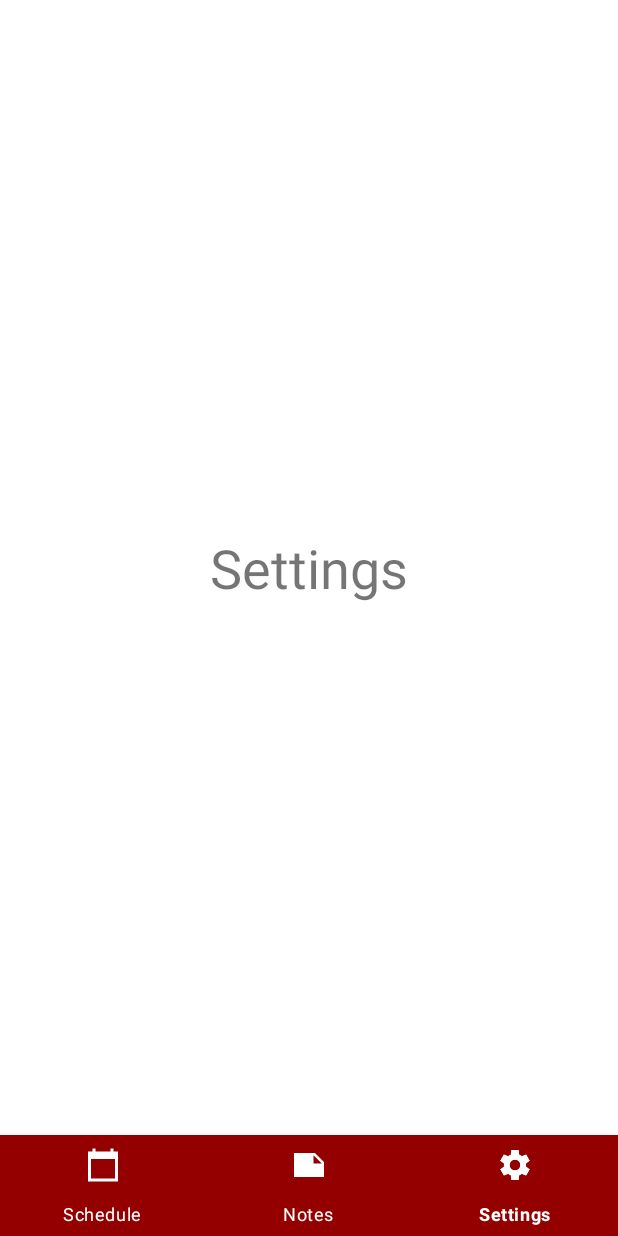
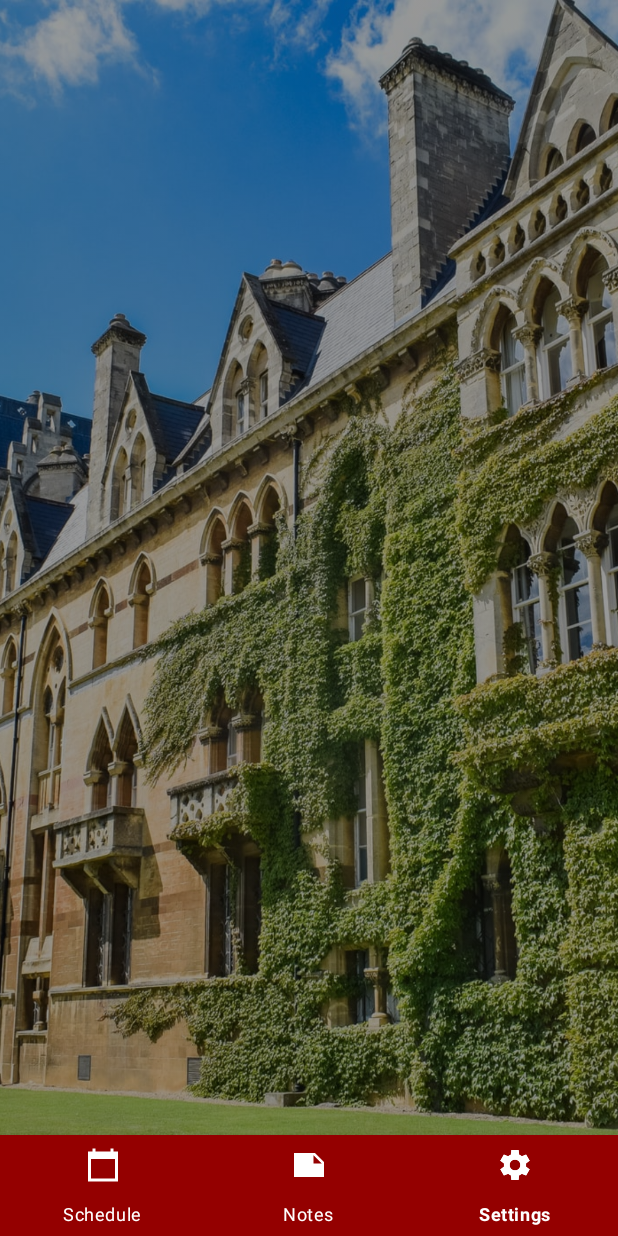
Before and after one commit to prooheckcp/Hackathon, an Android app: the screen it shows after launch (HomePage), item 3 of the bottom bar chosen, on a phone screen of 412 x 824 dp. Run offline under Robolectric (Android 15) with nearby library versions, the phone set to English and light mode, and no system bars; our stand-ins replace androidx.preference.

Commit message:
Pretty the app

```diff
--- a/app/src/main/res/layout/fragment_notes_list.xml
+++ b/app/src/main/res/layout/fragment_notes_list.xml
@@ -71,7 +71,7 @@
         android:layout_height="40dp"
         android:layout_marginEnd="8dp"
         android:layout_marginRight="8dp"
-        android:src="@drawable/plus_box"
+        android:src="@drawable/cross_icon"
         android:tint="#FFFFFF"
         app:layout_constraintBottom_toBottomOf="@+id/topbarElement"
         app:layout_constraintEnd_toEndOf="parent"
--- a/app/src/main/res/layout/fragment_settings.xml
+++ b/app/src/main/res/layout/fragment_settings.xml
@@ -6,17 +6,18 @@
     android:layout_height="match_parent"
     android:background="@color/white">
 
-    <TextView
-        android:id="@+id/windowTitle"
-        android:layout_width="wrap_content"
-        android:layout_height="wrap_content"
-        android:text="Settings"
-        android:textSize="36sp"
+    <ImageView
+        android:id="@+id/imageView3"
+        android:layout_width="0dp"
+        android:layout_height="0dp"
+        android:scaleType="centerCrop"
+        android:src="@drawable/settings_background"
+        android:tint="#66000000"
         app:layout_constraintBottom_toBottomOf="parent"
         app:layout_constraintEnd_toEndOf="parent"
-        app:layout_constraintHorizontal_bias="0.5"
         app:layout_constraintStart_toStartOf="parent"
-        app:layout_constraintTop_toTopOf="parent" />
+        app:layout_constraintTop_toTopOf="parent"
+        app:srcCompat="@drawable/settings_background" />
 
 
 </androidx.constraintlayout.widget.ConstraintLayout>
```
Also changed, not shown: app/src/main/res/layout/fragment_home_screen.xml (+8 -8 lines), app/src/main/res/drawable-v24/calendar_background.jpg (added), app/src/main/res/drawable-v24/settings_background.jpg (added).
